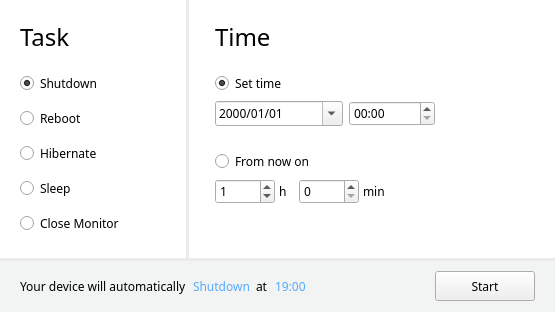
Old version of the form mainwindow.ui in the repository SantaJiang/AutoPower.
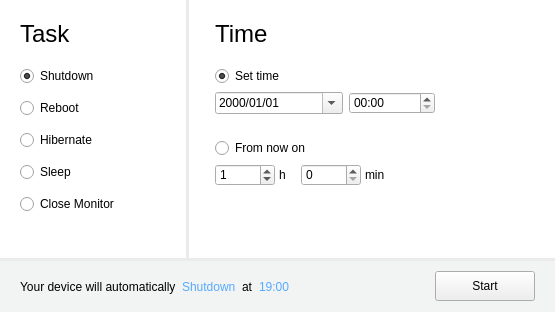
New version of the form. Icons and pictures are not drawn. Custom widgets are drawn as their Qt base class.

What changed in the file:
```diff
--- a/mainwindow.ui
+++ b/mainwindow.ui
@@ -29,11 +29,11 @@
    </size>
   </property>
   <property name="windowTitle">
-   <string>AutoPower V1.2.0</string>
+   <string>AutoPower</string>
   </property>
   <property name="windowIcon">
    <iconset>
-    <normaloff>logo.png</normaloff>logo.png</iconset>
+    <normaloff>:/logo.ico</normaloff>:/logo.ico</iconset>
   </property>
   <widget class="QWidget" name="centralwidget">
    <property name="styleSheet">
@@ -102,7 +102,6 @@
              </property>
              <property name="font">
               <font>
-               <family>Microsoft YaHei</family>
                <pointsize>18</pointsize>
                <bold>false</bold>
               </font>
@@ -140,7 +139,6 @@
               <widget class="QRadioButton" name="radioButton_shutdown">
                <property name="font">
                 <font>
-                 <family>Microsoft YaHei</family>
                 </font>
                </property>
                <property name="text">
@@ -158,7 +156,6 @@
               <widget class="QRadioButton" name="radioButton_reboot">
                <property name="font">
                 <font>
-                 <family>Microsoft YaHei</family>
                 </font>
                </property>
                <property name="text">
@@ -170,7 +167,6 @@
               <widget class="QRadioButton" name="radioButton_hibernate">
                <property name="font">
                 <font>
-                 <family>Microsoft YaHei</family>
                 </font>
                </property>
                <property name="text">
@@ -182,7 +178,6 @@
               <widget class="QRadioButton" name="radioButton_sleep">
                <property name="font">
                 <font>
-                 <family>Microsoft YaHei</family>
                 </font>
                </property>
                <property name="text">
@@ -197,7 +192,6 @@
               <widget class="QRadioButton" name="radioButton_closeMonitor">
                <property name="font">
                 <font>
-                 <family>Microsoft YaHei</family>
                 </font>
                </property>
                <property name="text">
@@ -284,7 +278,6 @@
              </property>
              <property name="font">
               <font>
-               <family>Microsoft YaHei</family>
                <pointsize>18</pointsize>
                <bold>false</bold>
               </font>
@@ -314,7 +307,6 @@
             <widget class="QRadioButton" name="radioButton_setTime">
              <property name="font">
               <font>
-               <family>Microsoft YaHei</family>
               </font>
              </property>
              <property name="text">
@@ -337,10 +329,9 @@
               <number>100</number>
              </property>
              <item>
-              <widget class="CustomDateEdit" name="dateEdit">
+              <widget class="QDateEdit" name="dateEdit">
                <property name="font">
                 <font>
-                 <family>Microsoft YaHei</family>
                 </font>
                </property>
                <property name="maximumDateTime">
@@ -372,9 +363,6 @@
                <property name="calendarPopup">
                 <bool>true</bool>
                </property>
-               <property name="timeSpec">
-                <enum>Qt::LocalTime</enum>
-               </property>
               </widget>
              </item>
              <item>
@@ -387,15 +375,11 @@
                </property>
                <property name="font">
                 <font>
-                 <family>Microsoft YaHei</family>
                 </font>
                </property>
                <property name="displayFormat">
                 <string>HH:mm</string>
                </property>
-               <property name="timeSpec">
-                <enum>Qt::LocalTime</enum>
-               </property>
               </widget>
              </item>
             </layout>
@@ -420,7 +404,6 @@
             <widget class="QRadioButton" name="radioButton_fromNow">
              <property name="font">
               <font>
-               <family>Microsoft YaHei</family>
               </font>
              </property>
              <property name="text">
@@ -461,7 +444,6 @@
                </property>
                <property name="font">
                 <font>
-                 <family>Microsoft YaHei</family>
                 </font>
                </property>
                <property name="maximum">
@@ -482,7 +464,6 @@
                </property>
                <property name="font">
                 <font>
-                 <family>Microsoft YaHei</family>
                 </font>
                </property>
                <property name="text">
@@ -522,7 +503,6 @@
                </property>
                <property name="font">
                 <font>
-                 <family>Microsoft YaHei</family>
                 </font>
                </property>
                <property name="maximum">
@@ -540,7 +520,6 @@
                </property>
                <property name="font">
                 <font>
-                 <family>Microsoft YaHei</family>
                 </font>
                </property>
                <property name="text">
@@ -620,7 +599,6 @@
              <widget class="QLabel" name="label_bottom_tip1">
               <property name="font">
                <font>
-                <family>Microsoft YaHei</family>
                </font>
               </property>
               <property name="text">
@@ -632,7 +610,6 @@
              <widget class="QLabel" name="label_bottom_task">
               <property name="font">
                <font>
-                <family>Microsoft YaHei</family>
                </font>
               </property>
               <property name="styleSheet">
@@ -647,7 +624,6 @@
              <widget class="QLabel" name="label_bottom_tip_at">
               <property name="font">
                <font>
-                <family>Microsoft YaHei</family>
                </font>
               </property>
               <property name="text">
@@ -677,7 +653,6 @@
               </property>
               <property name="font">
                <font>
-                <family>Microsoft YaHei</family>
                </font>
               </property>
               <property name="styleSheet">
@@ -726,7 +701,6 @@
            </property>
            <property name="font">
             <font>
-             <family>Microsoft YaHei</family>
             </font>
            </property>
            <property name="text">
@@ -745,13 +719,6 @@
    </layout>
   </widget>
  </widget>
- <customwidgets>
-  <customwidget>
-   <class>CustomDateEdit</class>
-   <extends>QDateEdit</extends>
-   <header location="global">schedule/customdateedit.h</header>
-  </customwidget>
- </customwidgets>
  <resources/>
  <connections/>
 </ui>
```
Lines whose indentation alone changed are shown as unchanged.
